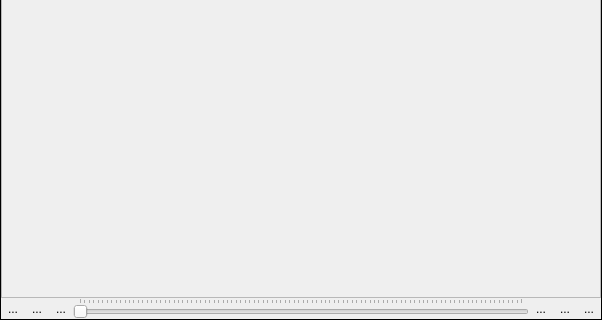
First picture: the form in eotimeseriesviewer/ui/mapwidget.ui, repository jakimowb/eo-time-series-viewer, before the edit; both pictures show x 0 to 602 and y 163 to 483 of the 602 by 483 pixel window.
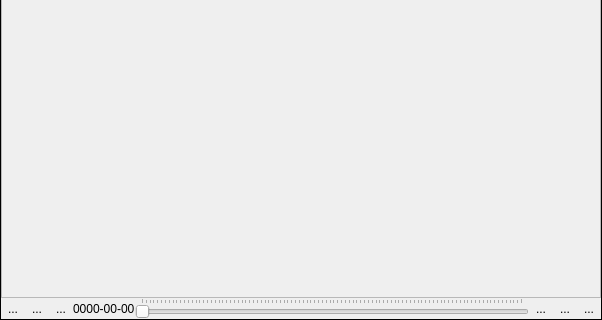
Second picture: the form after the edit. Icons and pictures are not drawn. Custom widgets are drawn as their Qt base class.

Commit message:
TimeSeriesTreeView:  - renamed sigMoveToDateRequest to sigMoveToDate  - added sigMoveToExtent  - modified context menu
fixed example data loading

MapCanvas:
- setTSD now sets the map canvas QGIS temporal range as well (mit be used by layer styles)

mapvisualization.py: refactoring
MapWidget:
- shows slider date
- added .sliderDate(...)

temporalprofiles.py:
- refactoring
- fixed TemporalProfile.loadMissingData
- fixed TemporalProfileLoaderTask

```diff
--- a/eotimeseriesviewer/ui/mapwidget.ui
+++ b/eotimeseriesviewer/ui/mapwidget.ui
@@ -74,7 +74,7 @@
     </widget>
    </item>
    <item>
-    <layout class="QHBoxLayout" name="horizontalLayout" stretch="0,0,0,0,0,0,0">
+    <layout class="QHBoxLayout" name="horizontalLayout" stretch="0,0,0,0,0,0,0,0">
      <item>
       <widget class="QToolButton" name="btnFirst">
        <property name="text">
@@ -117,6 +117,13 @@
        </property>
       </widget>
      </item>
+     <item>
+      <widget class="QLabel" name="tbSliderDate">
+       <property name="text">
+        <string>0000-00-00</string>
+       </property>
+      </widget>
+     </item>
      <item>
       <widget class="QSlider" name="mTimeSlider">
        <property name="singleStep">
```
Left out of the diff: 2 changed lines with no effect on the pictures. The commit also changes 7 other files.
